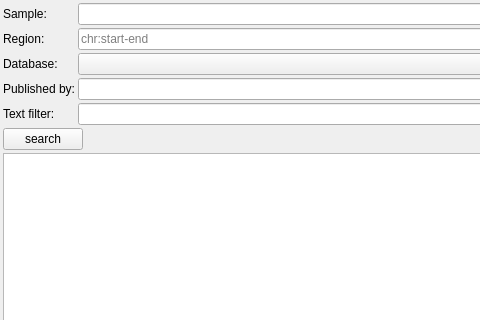
Above: src/GSvar/PublishedVariantsWidget.ui from imgag/ngs-bits before the change; both pictures show x 0 to 480 and y 0 to 320 of the 1000 by 600 pixel window. Below: the same form after it.
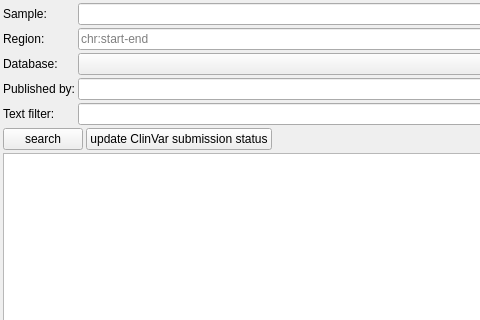
That is the form after the change. Custom widgets are drawn as their Qt base class.

Patch:
```diff
--- a/src/GSvar/PublishedVariantsWidget.ui
+++ b/src/GSvar/PublishedVariantsWidget.ui
@@ -94,6 +94,13 @@
        </property>
       </widget>
      </item>
+     <item>
+      <widget class="QPushButton" name="updateStatus_btn">
+       <property name="text">
+        <string>update ClinVar submission status</string>
+       </property>
+      </widget>
+     </item>
      <item>
       <spacer name="horizontalSpacer">
        <property name="orientation">
```
